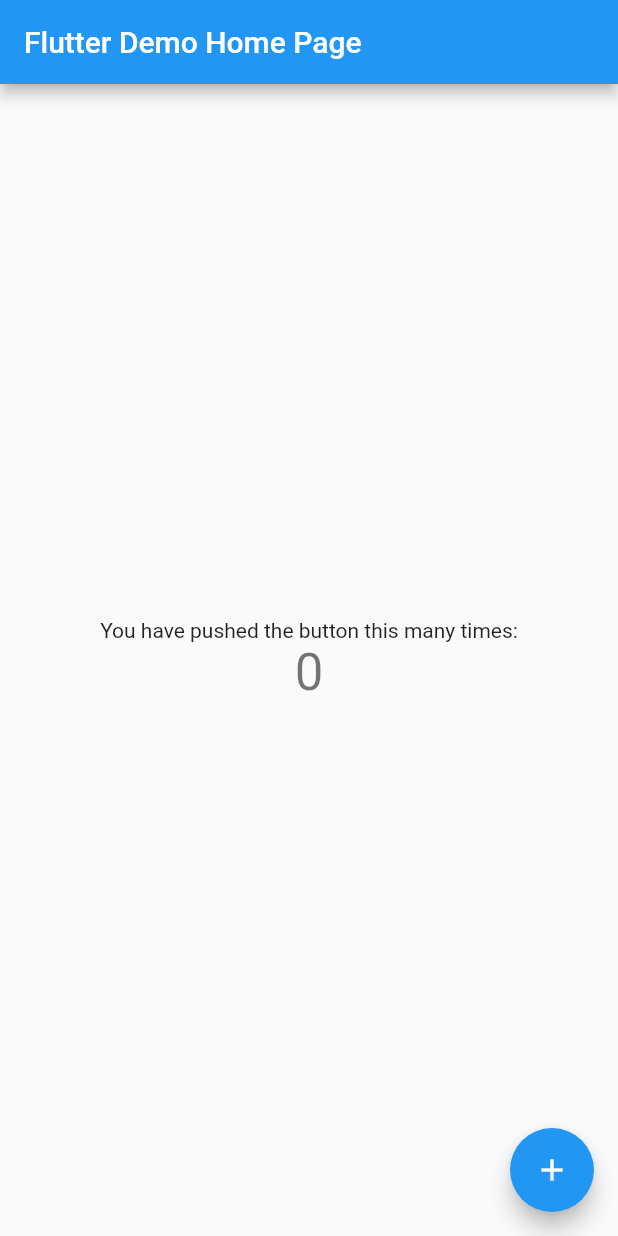
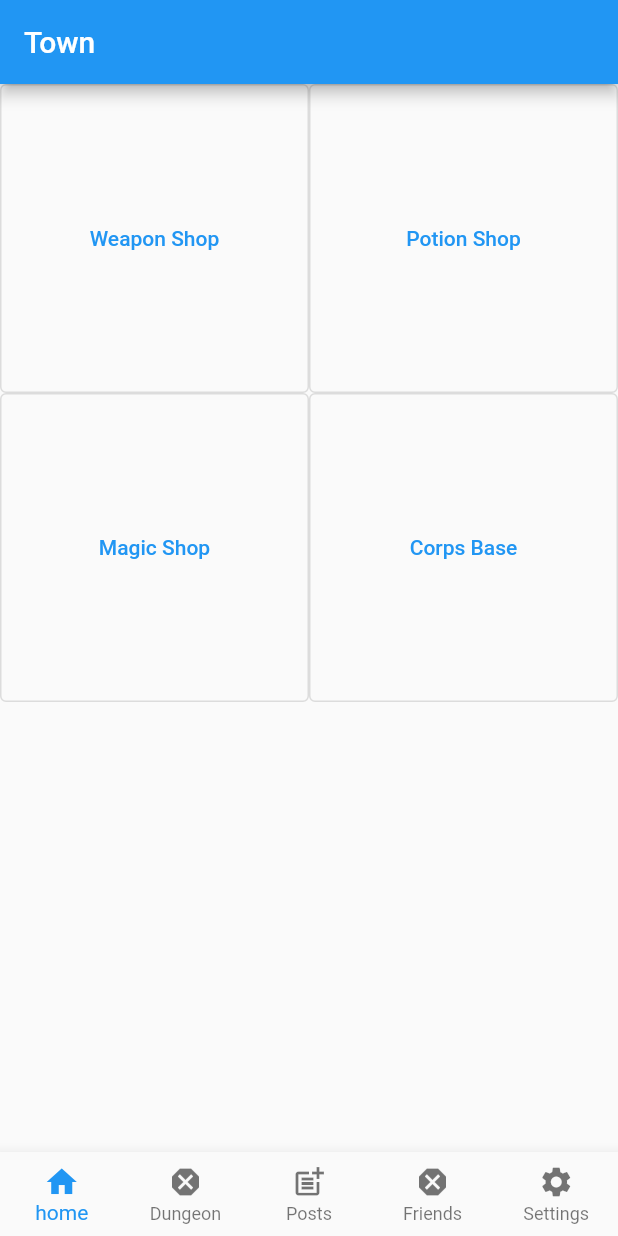
Before and after one commit to slimeball/flutter_test_demo, a Flutter app: the screen it shows after launch, on a phone screen of 412 x 824 dp. Run offline on Flutter 3.47's test engine with Material 2 defaults, Android fonts, the phone set to English and light mode, and no system bars.

Commit message:
tabs switch, sub pages

```diff
--- a/lib/main.dart
+++ b/lib/main.dart
@@ -1,5 +1,5 @@
 import 'package:flutter/material.dart';
-
+import './tabs.dart';
 void main() {
   runApp(MyApp());
 }
@@ -9,105 +9,12 @@
   @override
   Widget build(BuildContext context) {
     return MaterialApp(
+      debugShowCheckedModeBanner: false,
       title: 'Flutter Demo',
       theme: ThemeData(
-        // This is the theme of your application.
-        //
-        // Try running your application with "flutter run". You'll see the
-        // application has a blue toolbar. Then, without quitting the app, try
-        // changing the primarySwatch below to Colors.green and then invoke
-        // "hot reload" (press "r" in the console where you ran "flutter run",
-        // or simply save your changes to "hot reload" in a Flutter IDE).
-        // Notice that the counter didn't reset back to zero; the application
-        // is not restarted.
         primarySwatch: Colors.blue,
       ),
-      home: MyHomePage(title: 'Flutter Demo Home Page'),
+      home: Tabs(),
     );
   }
 }
-
-class MyHomePage extends StatefulWidget {
-  MyHomePage({Key key, this.title}) : super(key: key);
-
-  // This widget is the home page of your application. It is stateful, meaning
-  // that it has a State object (defined below) that contains fields that affect
-  // how it looks.
-
-  // This class is the configuration for the state. It holds the values (in this
-  // case the title) provided by the parent (in this case the App widget) and
-  // used by the build method of the State. Fields in a Widget subclass are
-  // always marked "final".
-
-  final String title;
-
-  @override
-  _MyHomePageState createState() => _MyHomePageState();
-}
-
-class _MyHomePageState extends State<MyHomePage> {
-  int _counter = 0;
-
-  void _incrementCounter() {
-    setState(() {
-      // This call to setState tells the Flutter framework that something has
-      // changed in this State, which causes it to rerun the build method below
-      // so that the display can reflect the updated values. If we changed
-      // _counter without calling setState(), then the build method would not be
-      // called again, and so nothing would appear to happen.
-      _counter++;
-    });
-  }
-
-  @override
-  Widget build(BuildContext context) {
-    // This method is rerun every time setState is called, for instance as done
-    // by the _incrementCounter method above.
-    //
-    // The Flutter framework has been optimized to make rerunning build methods
-    // fast, so that you can just rebuild anything that needs updating rather
-    // than having to individually change instances of widgets.
-    return Scaffold(
-      appBar: AppBar(
-        // Here we take the value from the MyHomePage object that was created by
-        // the App.build method, and use it to set our appbar title.
-        title: Text(widget.title),
-      ),
-      body: Center(
-        // Center is a layout widget. It takes a single child and positions it
-        // in the middle of the parent.
-        child: Column(
-          // Column is also a layout widget. It takes a list of children and
-          // arranges them vertically. By default, it sizes itself to fit its
-          // children horizontally, and tries to be as tall as its parent.
-          //
-          // Invoke "debug painting" (press "p" in the console, choose the
-          // "Toggle Debug Paint" action from the Flutter Inspector in Android
-          // Studio, or the "Toggle Debug Paint" command in Visual Studio Code)
-          // to see the wireframe for each widget.
-          //
-          // Column has various properties to control how it sizes itself and
-          // how it positions its children. Here we use mainAxisAlignment to
-          // center the children vertically; the main axis here is the vertical
-          // axis because Columns are vertical (the cross axis would be
-          // horizontal).
-          mainAxisAlignment: MainAxisAlignment.center,
-          children: <Widget>[
-            Text(
-              'You have pushed the button this many times:',
-            ),
-            Text(
-              '$_counter',
-              style: Theme.of(context).textTheme.headline4,
-            ),
-          ],
-        ),
-      ),
-      floatingActionButton: FloatingActionButton(
-        onPressed: _incrementCounter,
-        tooltip: 'Increment',
-        child: Icon(Icons.add),
-      ), // This trailing comma makes auto-formatting nicer for build methods.
-    );
-  }
-}
--- /dev/null
+++ b/lib/subPage/weapon_shop.dart
@@ -0,0 +1,19 @@
+import 'package:flutter/material.dart';
+class WeaponShop extends StatefulWidget {
+  WeaponShop({Key key}) : super(key: key);
+
+  @override
+  _WeaponShopState createState() => _WeaponShopState();
+}
+
+class _WeaponShopState extends State<WeaponShop> {
+  @override
+  Widget build(BuildContext context) {
+    return Scaffold(
+      appBar: AppBar(
+          title:  Text('Home')
+      ),
+       body: Text('weapon shop'),
+    );
+  }
+}
--- /dev/null
+++ b/lib/tabPage/dungen_page.dart
@@ -0,0 +1,14 @@
+import 'package:flutter/material.dart';
+class DungeonPage extends StatelessWidget {
+  const DungeonPage({Key key}) : super(key: key);
+
+  @override
+  Widget build(BuildContext context) {
+    return Scaffold(
+        appBar: AppBar(
+          title:  Text('Home')
+        ),
+        body: Text('dungeon page'),
+      );
+  }
+}
--- /dev/null
+++ b/lib/tabPage/home_page.dart
@@ -0,0 +1,60 @@
+import 'package:flutter/material.dart';
+import '../subPage/weapon_shop.dart';
+
+class HomePage extends StatefulWidget {
+  HomePage({Key key}) : super(key: key);
+
+  @override
+  _HomePageState createState() => _HomePageState();
+}
+
+class _HomePageState extends State<HomePage> {
+  List<Widget> _getButtonList() {
+    List<Widget> _buttonList = [
+      Container(
+          child: OutlinedButton(
+        onPressed: () {
+          Navigator.push(context, MaterialPageRoute(builder: (_) {
+            return WeaponShop();
+          }));
+        },
+        child: Text("Weapon Shop"),
+      )),
+      Container(
+          child: OutlinedButton(
+        onPressed: () {
+          // Respond to button press
+        },
+        child: Text("Potion Shop"),
+      )),
+      Container(
+          child: OutlinedButton(
+        onPressed: () {
+          // Respond to button press
+        },
+        child: Text("Magic Shop"),
+      )),
+      Container(
+          child: OutlinedButton(
+        onPressed: () {
+          // Respond to button press
+        },
+        child: Text("Corps Base"),
+      )),
+    ];
+    return _buttonList;
+  }
+
+  @override
+  Widget build(BuildContext context) {
+    return Container(
+      child: Scaffold(
+        appBar: AppBar(title: Text('Town')),
+        body: GridView.count(
+          crossAxisCount: 2,
+          children: this._getButtonList(),
+        ),
+      ),
+    );
+  }
+}
--- /dev/null
+++ b/lib/tabs.dart
@@ -0,0 +1,33 @@
+import 'package:flutter/material.dart';
+import 'tabPage/home_page.dart';
+import 'tabPage/dungen_page.dart';
+import './subPage/weapon_shop.dart';
+class Tabs extends StatefulWidget {
+  Tabs({Key key}) : super(key: key);
+  @override
+  _TabsState createState() => _TabsState();
+}
+
+class _TabsState extends State<Tabs> {
+  int _selectedIndex = 0;
+  List pageList = [HomePage(), DungeonPage(), WeaponShop(), DungeonPage(), WeaponShop()];
+  _swichTab(int index) {
+    setState(() {
+      _selectedIndex = index;
+    });
+  }
+
+  @override
+  Widget build(BuildContext context) {
+    return Scaffold(
+      body: this.pageList[this._selectedIndex],
+        bottomNavigationBar:
+            BottomNavigationBar(items: const <BottomNavigationBarItem>[
+      BottomNavigationBarItem(icon: Icon(Icons.home), label: 'home'),
+      BottomNavigationBarItem(icon: Icon(Icons.dangerous), label: 'Dungeon'),
+      BottomNavigationBarItem(icon: Icon(Icons.post_add), label: 'Posts'),
+      BottomNavigationBarItem(icon: Icon(Icons.dangerous), label: 'Friends'),
+      BottomNavigationBarItem(icon: Icon(Icons.settings), label: 'Settings')
+    ], type: BottomNavigationBarType.fixed, currentIndex: this._selectedIndex, onTap: this._swichTab));
+  }
+}
```
Also changed, not shown: 1 other file.
